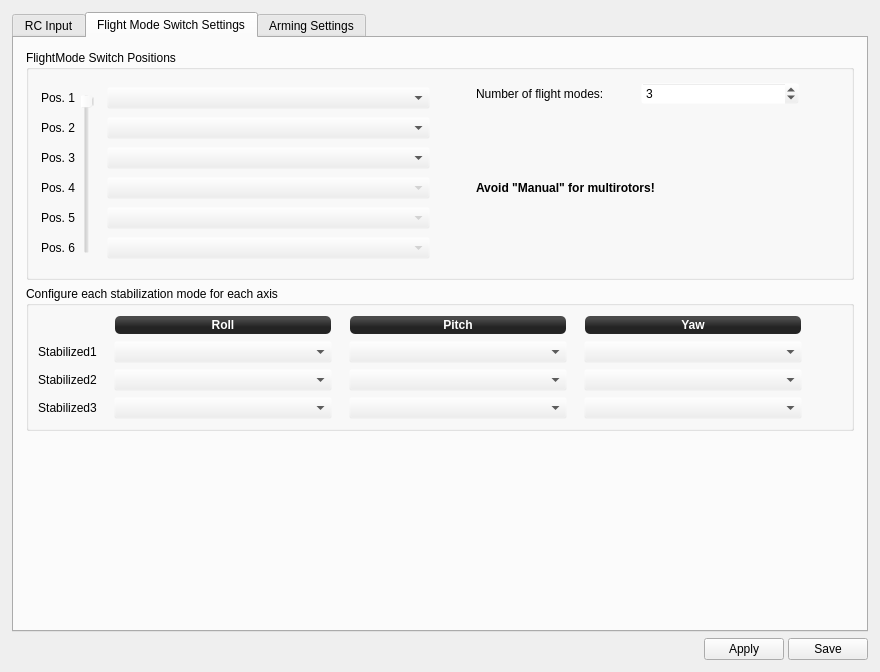
Old version of the form ground/gcs/src/plugins/config/input.ui in the repository TauLabs/TauLabs.
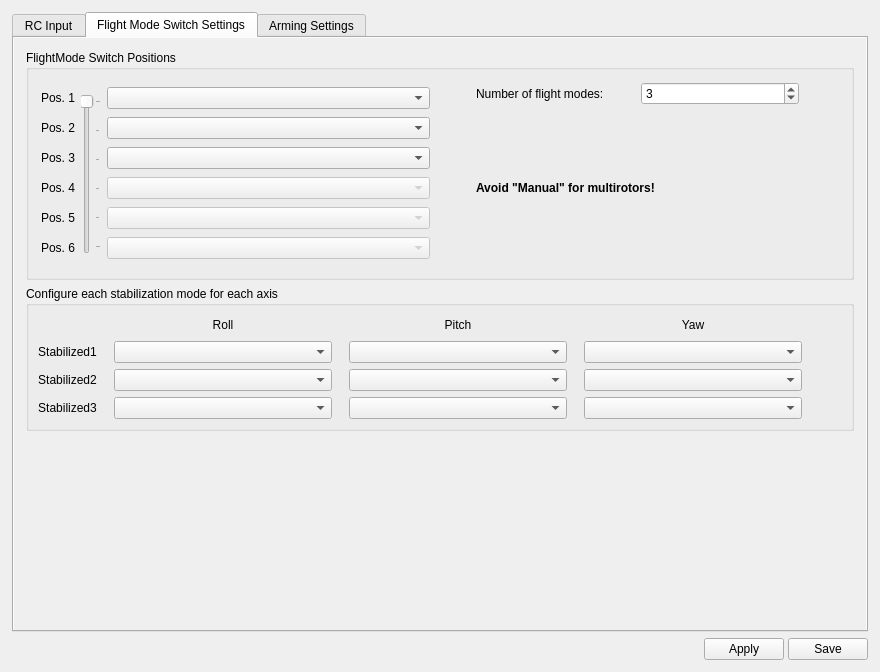
New version of the form. The open tabs and pages were chosen to show the change. Icons and pictures are not drawn.

Commit message:
GCS input config ui, clean styles and palettes, use new slider
Conflicts:
	ground/gcs/src/plugins/config/input.ui

What changed in the file:
```diff
--- a/ground/gcs/src/plugins/config/input.ui
+++ b/ground/gcs/src/plugins/config/input.ui
@@ -449,70 +449,6 @@
        </property>
        <item>
         <widget class="QScrollArea" name="scrollArea_3">
-         <property name="palette">
-          <palette>
-           <active>
-            <colorrole role="Base">
-             <brush brushstyle="SolidPattern">
-              <color alpha="255">
-               <red>255</red>
-               <green>255</green>
-               <blue>255</blue>
-              </color>
-             </brush>
-            </colorrole>
-            <colorrole role="Window">
-             <brush brushstyle="SolidPattern">
-              <color alpha="0">
-               <red>232</red>
-               <green>232</green>
-               <blue>232</blue>
-              </color>
-             </brush>
-            </colorrole>
-           </active>
-           <inactive>
-            <colorrole role="Base">
-             <brush brushstyle="SolidPattern">
-              <color alpha="255">
-               <red>255</red>
-               <green>255</green>
-               <blue>255</blue>
-              </color>
-             </brush>
-            </colorrole>
-            <colorrole role="Window">
-             <brush brushstyle="SolidPattern">
-              <color alpha="0">
-               <red>232</red>
-               <green>232</green>
-               <blue>232</blue>
-              </color>
-             </brush>
-            </colorrole>
-           </inactive>
-           <disabled>
-            <colorrole role="Base">
-             <brush brushstyle="SolidPattern">
-              <color alpha="0">
-               <red>232</red>
-               <green>232</green>
-               <blue>232</blue>
-              </color>
-             </brush>
-            </colorrole>
-            <colorrole role="Window">
-             <brush brushstyle="SolidPattern">
-              <color alpha="0">
-               <red>232</red>
-               <green>232</green>
-               <blue>232</blue>
-              </color>
-             </brush>
-            </colorrole>
-           </disabled>
-          </palette>
-         </property>
          <property name="frameShape">
           <enum>QFrame::NoFrame</enum>
          </property>
@@ -534,9 +470,6 @@
            </property>
            <item row="1" column="0">
             <widget class="QGroupBox" name="groupBox">
-             <property name="styleSheet">
-              <string notr="true"/>
-             </property>
              <property name="title">
               <string>Configure each stabilization mode for each axis</string>
              </property>
@@ -584,13 +517,6 @@
                   <height>20</height>
                  </size>
                 </property>
-                <property name="styleSheet">
-                 <string notr="true">background-color: qlineargradient(spread:reflect, x1:0.507, y1:0, x2:0.507, y2:0.772, stop:0.208955 rgba(74, 74, 74, 255), stop:0.78607 rgba(36, 36, 36, 255));
-color: rgb(255, 255, 255);
-border-radius: 5;
-font: bold 12px;
-margin:1px;</string>
-                </property>
                 <property name="text">
                  <string>Yaw</string>
                 </property>
@@ -680,13 +606,6 @@
                   <height>20</height>
                  </size>
                 </property>
-                <property name="styleSheet">
-                 <string notr="true">background-color: qlineargradient(spread:reflect, x1:0.507, y1:0, x2:0.507, y2:0.772, stop:0.208955 rgba(74, 74, 74, 255), stop:0.78607 rgba(36, 36, 36, 255));
-color: rgb(255, 255, 255);
-border-radius: 5;
-font: bold 12px;
-margin:1px;</string>
-                </property>
                 <property name="text">
                  <string>Pitch</string>
                 </property>
@@ -709,13 +628,6 @@
                   <height>20</height>
                  </size>
                 </property>
-                <property name="styleSheet">
-                 <string notr="true">background-color: qlineargradient(spread:reflect, x1:0.507, y1:0, x2:0.507, y2:0.772, stop:0.208955 rgba(74, 74, 74, 255), stop:0.78607 rgba(36, 36, 36, 255));
-color: rgb(255, 255, 255);
-border-radius: 5;
-font: bold 12px;
-margin:1px;</string>
-                </property>
                 <property name="text">
                  <string>Roll</string>
                 </property>
```
Left out of the diff: 247 changed lines with no effect on the pictures. Lines whose indentation alone changed are shown as unchanged. The commit also changes 2 other files.
